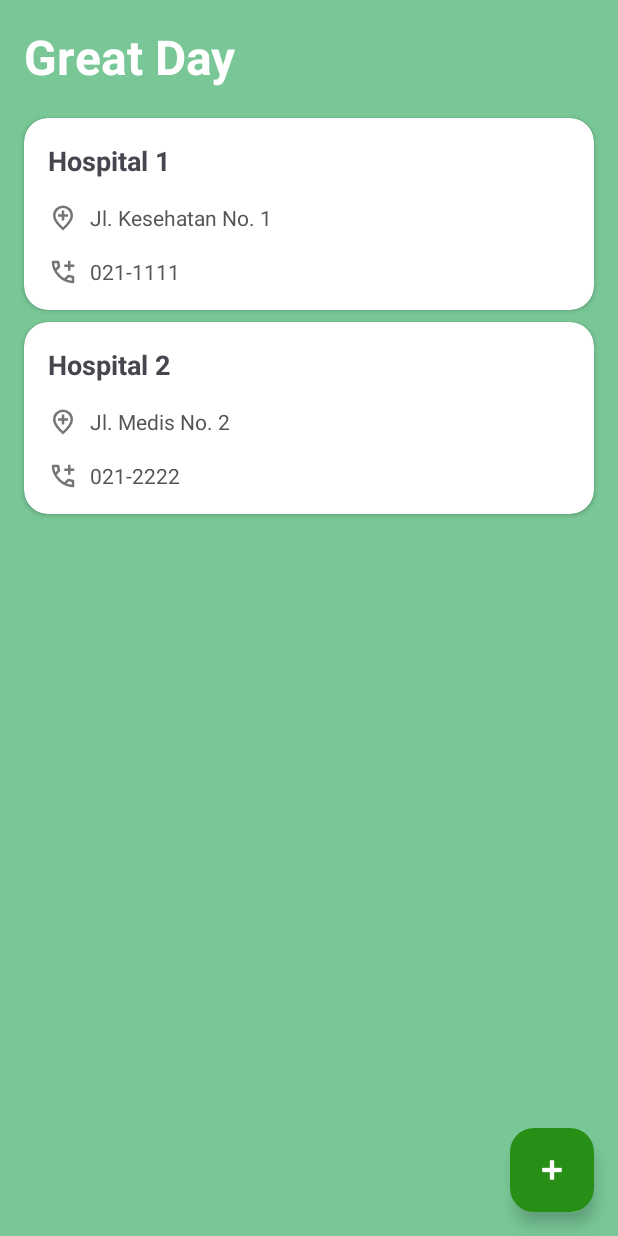
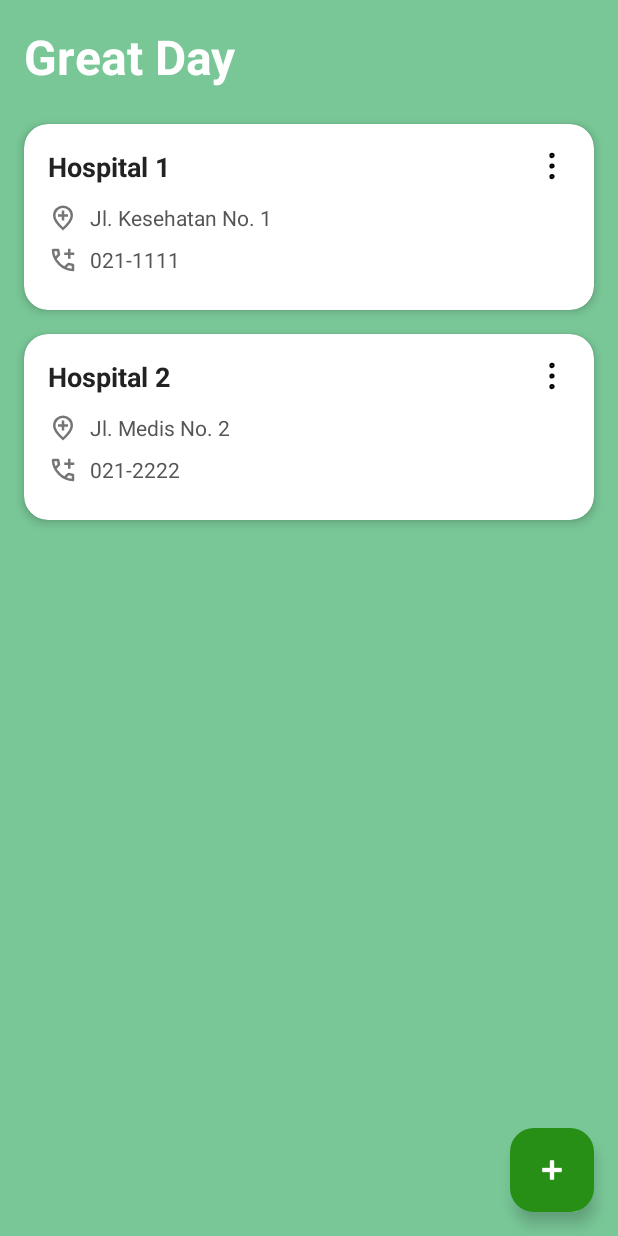
Before and after one commit to fajri-farid/Medical-Info-App, an Android app: the screen it shows after launch (MainActivity), on a phone screen of 412 x 824 dp. Run offline under Robolectric (Android 15) with nearby library versions, the phone set to English and light mode, and no system bars.

Commit message:
feat: added feature edit and delete data

```diff
--- a/app/src/main/java/com/fajrifarid/medicalinfoapp/main/MedicalInfoListener.kt
+++ b/app/src/main/java/com/fajrifarid/medicalinfoapp/main/MedicalInfoListener.kt
@@ -1,6 +1,9 @@
 package com.fajrifarid.medicalinfoapp.main
 
+import com.fajrifarid.medicalinfoapp.common.MedicalInfo
+
 interface MedicalInfoListener {
-    fun onPhoneNumberClicked(phoneNumber: String){
-    }
+    fun onPhoneNumberClicked(phoneNumber: String)
+    fun onEditClicked(item: MedicalInfo)
+    fun onDeleteClicked(item: MedicalInfo)
 }
--- /dev/null
+++ b/app/src/main/res/drawable/bg_rounded_top.xml
@@ -0,0 +1,6 @@
+<?xml version="1.0" encoding="utf-8"?>
+<shape xmlns:android="http://schemas.android.com/apk/res/android"
+    android:shape="rectangle">
+    <solid android:color="#FFFFFF" />
+    <corners android:topLeftRadius="16dp" android:topRightRadius="16dp"/>
+</shape>
--- /dev/null
+++ b/app/src/main/res/drawable/ic_delete.xml
@@ -0,0 +1,9 @@
+<vector xmlns:android="http://schemas.android.com/apk/res/android" android:height="24dp" android:viewportHeight="33" android:viewportWidth="33" android:width="24dp">
+
+    <path android:fillColor="#00000000" android:pathData="M26.125,8.25V27.5C26.125,28.229 25.835,28.929 25.319,29.444C24.804,29.96 24.104,30.25 23.375,30.25H9.625C8.896,30.25 8.196,29.96 7.68,29.444C7.165,28.929 6.875,28.229 6.875,27.5V8.25" android:strokeColor="#000000" android:strokeLineCap="round" android:strokeLineJoin="round" android:strokeWidth="2"/>
+
+    <path android:fillColor="#00000000" android:pathData="M4.125,8.25H28.875" android:strokeColor="#000000" android:strokeLineCap="round" android:strokeLineJoin="round" android:strokeWidth="2"/>
+
+    <path android:fillColor="#00000000" android:pathData="M11,8.25V5.5C11,4.771 11.29,4.071 11.806,3.555C12.321,3.04 13.021,2.75 13.75,2.75H19.25C19.979,2.75 20.679,3.04 21.194,3.555C21.71,4.071 22,4.771 22,5.5V8.25" android:strokeColor="#000000" android:strokeLineCap="round" android:strokeLineJoin="round" android:strokeWidth="2"/>
+
+</vector>
--- /dev/null
+++ b/app/src/main/res/drawable/ic_edit.xml
@@ -0,0 +1,7 @@
+<vector xmlns:android="http://schemas.android.com/apk/res/android" android:height="24dp" android:viewportHeight="33" android:viewportWidth="33" android:width="24dp">
+
+    <path android:fillColor="#00000000" android:pathData="M16.5,4.125H6.875C6.146,4.125 5.446,4.415 4.93,4.93C4.415,5.446 4.125,6.146 4.125,6.875V26.125C4.125,26.854 4.415,27.554 4.93,28.069C5.446,28.585 6.146,28.875 6.875,28.875H26.125C26.854,28.875 27.554,28.585 28.069,28.069C28.585,27.554 28.875,26.854 28.875,26.125V16.5" android:strokeColor="#000000" android:strokeLineCap="round" android:strokeLineJoin="round" android:strokeWidth="2"/>
+
+    <path android:fillColor="#00000000" android:pathData="M25.267,3.609C25.814,3.062 26.556,2.755 27.33,2.755C28.103,2.755 28.845,3.062 29.392,3.609C29.939,4.156 30.247,4.898 30.247,5.672C30.247,6.446 29.939,7.187 29.392,7.734L16.999,20.129C16.673,20.455 16.27,20.694 15.826,20.823L11.876,21.978C11.758,22.013 11.632,22.015 11.513,21.984C11.394,21.954 11.285,21.891 11.198,21.804C11.11,21.717 11.048,21.608 11.018,21.489C10.987,21.369 10.989,21.244 11.024,21.126L12.179,17.175C12.309,16.733 12.548,16.33 12.874,16.004L25.267,3.609Z" android:strokeColor="#000000" android:strokeLineCap="round" android:strokeLineJoin="round" android:strokeWidth="2"/>
+
+</vector>
--- /dev/null
+++ b/app/src/main/res/drawable/ic_more_menu.xml
@@ -0,0 +1,27 @@
+<vector xmlns:android="http://schemas.android.com/apk/res/android"
+    android:width="32dp"
+    android:height="32dp"
+    android:viewportWidth="32"
+    android:viewportHeight="32">
+  <path
+      android:pathData="M16.001,17.333C16.738,17.333 17.335,16.736 17.335,16C17.335,15.264 16.738,14.667 16.001,14.667C15.265,14.667 14.668,15.264 14.668,16C14.668,16.736 15.265,17.333 16.001,17.333Z"
+      android:strokeLineJoin="round"
+      android:strokeWidth="2"
+      android:fillColor="#00000000"
+      android:strokeColor="#000000"
+      android:strokeLineCap="round"/>
+  <path
+      android:pathData="M16.001,8C16.738,8 17.335,7.403 17.335,6.667C17.335,5.93 16.738,5.333 16.001,5.333C15.265,5.333 14.668,5.93 14.668,6.667C14.668,7.403 15.265,8 16.001,8Z"
+      android:strokeLineJoin="round"
+      android:strokeWidth="2"
+      android:fillColor="#00000000"
+      android:strokeColor="#000000"
+      android:strokeLineCap="round"/>
+  <path
+      android:pathData="M16.001,26.667C16.738,26.667 17.335,26.07 17.335,25.333C17.335,24.597 16.738,24 16.001,24C15.265,24 14.668,24.597 14.668,25.333C14.668,26.07 15.265,26.667 16.001,26.667Z"
+      android:strokeLineJoin="round"
+      android:strokeWidth="2"
+      android:fillColor="#00000000"
+      android:strokeColor="#000000"
+      android:strokeLineCap="round"/>
+</vector>
--- a/app/src/main/res/layout/item_medical_info.xml
+++ b/app/src/main/res/layout/item_medical_info.xml
@@ -1,38 +1,48 @@
 <?xml version="1.0" encoding="utf-8"?>
 <androidx.cardview.widget.CardView xmlns:android="http://schemas.android.com/apk/res/android"
+    xmlns:app="http://schemas.android.com/apk/res-auto"
+    xmlns:tools="http://schemas.android.com/tools"
     android:layout_width="match_parent"
     android:layout_height="wrap_content"
-    xmlns:app="http://schemas.android.com/apk/res-auto"
-    xmlns:tools="http://schemas.android.com/tools"
     android:layout_marginHorizontal="16dp"
-    android:layout_marginVertical="4dp"
-    app:cardCornerRadius="16dp">
+    android:layout_marginVertical="8dp"
+    app:cardCornerRadius="16dp"
+    app:cardElevation="4dp">
 
     <androidx.constraintlayout.widget.ConstraintLayout
-        android:id="@+id/cl_parent"
         android:layout_width="match_parent"
-        android:layout_height="wrap_content">
+        android:layout_height="wrap_content"
+        android:padding="16dp">
 
         <TextView
             android:id="@+id/tv_hospital_name"
-            android:layout_width="wrap_content"
+            android:layout_width="0dp"
             android:layout_height="wrap_content"
+            android:textSize="18sp"
+            android:textStyle="bold"
+            android:textColor="#222222"
             app:layout_constraintTop_toTopOf="parent"
             app:layout_constraintStart_toStartOf="parent"
-            android:layout_margin="16dp"
-            android:textSize="18sp"
-            android:textStyle="bold"
-            tools:text="Hospital"
-            />
+            app:layout_constraintEnd_toStartOf="@id/btn_options"
+            app:layout_constraintBottom_toTopOf="@id/iv_address_icon"
+            tools:text="RS Sehat Sentosa" />
 
-        <!-- Address with icon -->
+        <ImageView
+            android:id="@+id/btn_options"
+            android:layout_width="24dp"
+            android:layout_height="24dp"
+            android:layout_marginTop="0dp"
+            android:contentDescription="More options"
+            android:src="@drawable/ic_more_menu"
+            app:layout_constraintTop_toTopOf="@id/tv_hospital_name"
+            app:layout_constraintEnd_toEndOf="parent" />
+
         <ImageView
             android:id="@+id/iv_address_icon"
             android:layout_width="20dp"
             android:layout_height="20dp"
             android:layout_marginTop="12dp"
             android:contentDescription="Location icon"
-            android:layout_margin="16dp"
             android:src="@drawable/ic_location"
             app:layout_constraintTop_toBottomOf="@id/tv_hospital_name"
             app:layout_constraintStart_toStartOf="parent" />
@@ -47,16 +57,13 @@
             app:layout_constraintStart_toEndOf="@id/iv_address_icon"
             app:layout_constraintTop_toTopOf="@id/iv_address_icon"
             app:layout_constraintEnd_toEndOf="parent"
-            tools:text="Jl. Merdeka No. 1, Jakarta" />
+            tools:text="Jl. Pahlawan No. 9, Makassar" />
 
-        <!-- Phone with icon -->
         <ImageView
             android:id="@+id/iv_phone_icon"
             android:layout_width="20dp"
             android:layout_height="20dp"
             android:layout_marginTop="8dp"
-            android:layout_margin="16dp"
-
             android:contentDescription="Phone icon"
             android:src="@drawable/ic_phone"
             app:layout_constraintTop_toBottomOf="@id/iv_address_icon"
@@ -67,7 +74,7 @@
             android:layout_width="0dp"
             android:layout_height="wrap_content"
             android:layout_marginStart="8dp"
-            android:layout_marginBottom="16dp"
+            android:layout_marginBottom="8dp"
             android:textSize="14sp"
             android:textColor="#555555"
             app:layout_constraintStart_toEndOf="@id/iv_phone_icon"
--- /dev/null
+++ b/app/src/main/res/menu/item_menu.xml
@@ -0,0 +1,15 @@
+<?xml version="1.0" encoding="utf-8"?>
+<menu xmlns:android="http://schemas.android.com/apk/res/android"
+    xmlns:app="http://schemas.android.com/apk/res-auto">
+    <item
+        android:id="@+id/action_edit"
+        android:title="Edit"
+        android:icon="@drawable/ic_edit"
+        app:showAsAction="always" />
+
+    <item
+        android:id="@+id/action_delete"
+        android:title="Delete"
+        android:icon="@drawable/ic_delete"
+        app:showAsAction="always" />
+</menu>
```
Also changed, not shown: app/src/main/java/com/fajrifarid/medicalinfoapp/input/InputFragment.kt (+27 -4 lines), app/src/main/java/com/fajrifarid/medicalinfoapp/main/MainFragment.kt (+10 -0 lines), app/src/main/java/com/fajrifarid/medicalinfoapp/main/MedicalInfoAdapter.kt (+26 -0 lines), app/src/main/res/layout/bottom_sheet_menu.xml (added, +30 -0 lines).
